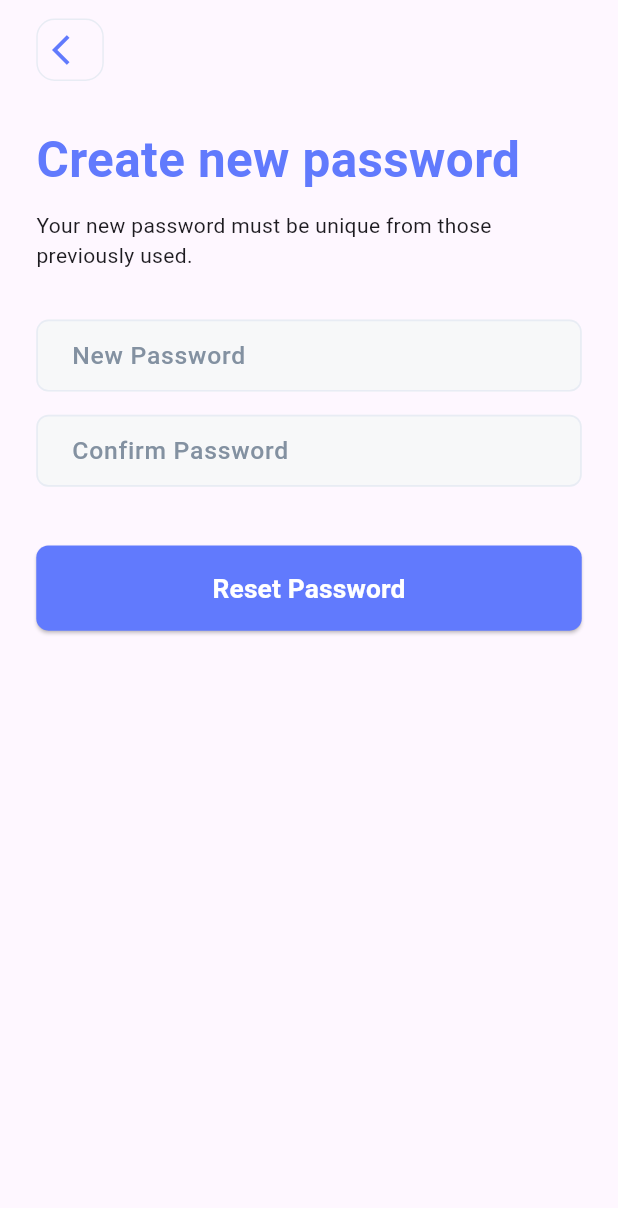
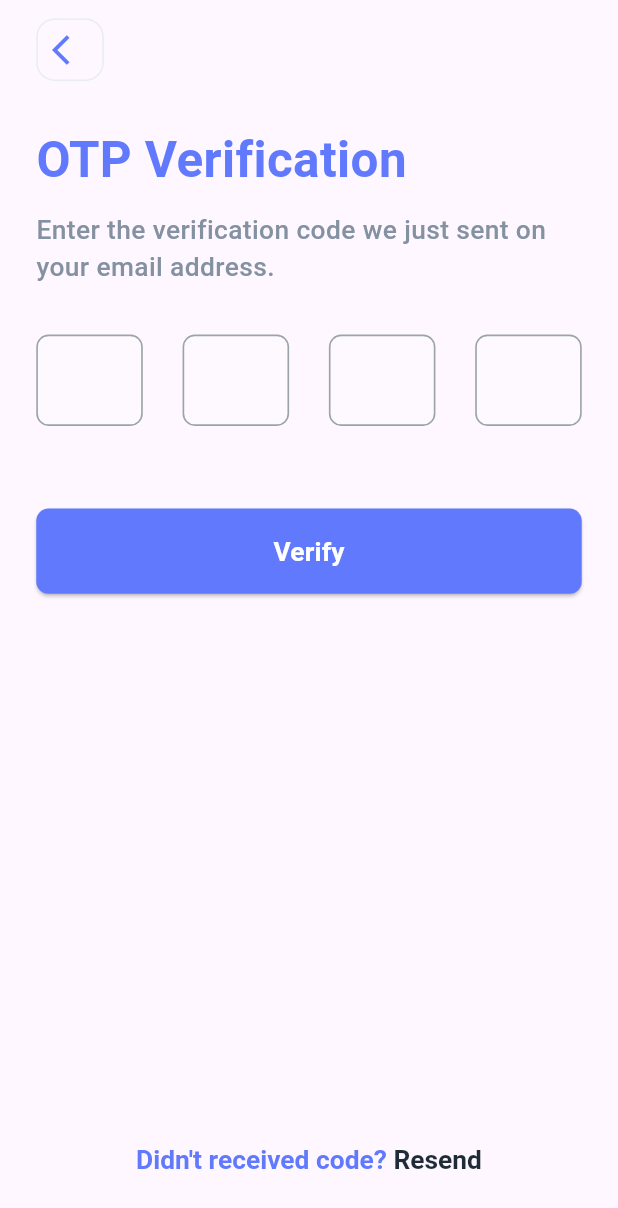
Before and after one commit to RaghadAz/finance-app, a Flutter app: the ForgotPassword screen opened by its route, after a tap on "Send Code", on a phone screen of 412 x 824 dp. Shown: the top 1208 px of the screen. Run offline on Flutter 3.47's test engine with Material 3 defaults, Android fonts, the phone set to English and light mode, and no system bars; drawn by our look-alikes of pin_code_fields; our stand-ins replace flutter_screenutil, flutter_svg, go_router.

Commit message:
Verification screen done.

```diff
--- a/lib/core/routing/app_routes.dart
+++ b/lib/core/routing/app_routes.dart
@@ -5,4 +5,6 @@ class AppRoutes {
   static const String forgotPassword = "/forgotPassword";
   static const String createNewPassword = "/createNewPassword";
   static const String passwordChanged = "/passwordChanged";
+  static const String otpVerification = "/otpVerification";
+  static const String mainScreen = '/mainScreen';
 }
--- a/lib/core/routing/router_generation_config.dart
+++ b/lib/core/routing/router_generation_config.dart
@@ -1,9 +1,11 @@
 import 'package:finance_app/core/routing/app_routes.dart';
-import 'package:finance_app/features/auth/create_new_password.dart';
-import 'package:finance_app/features/auth/forgot_password.dart';
+import 'package:finance_app/features/auth/widgets/create_new_password.dart';
+import 'package:finance_app/features/auth/widgets/forgot_password.dart';
+import 'package:finance_app/features/auth/widgets/password_changed.dart';
+import 'package:finance_app/features/main_screen/main_widgets/main_screen.dart';
+import 'package:finance_app/features/verify_otp/OTP_verification.dart';
 import 'package:finance_app/features/auth/login_screen.dart';
-import 'package:finance_app/features/auth/password_changed.dart';
-import 'package:finance_app/features/auth/register_screen.dart';
+import 'package:finance_app/features/auth/widgets/register_screen.dart';
 import 'package:finance_app/features/on_boarding_screen/on_boarding_screen.dart';
 import 'package:flutter/material.dart';
 import 'package:go_router/go_router.dart';
@@ -46,6 +48,16 @@ class RouterGeneration {
         name: AppRoutes.passwordChanged,
         builder: (context, state) => PasswordChanged(),
       ),
+      GoRoute(
+        path: AppRoutes.otpVerification,
+        name: AppRoutes.otpVerification,
+        builder: (context, state) => OtpVerification(),
+      ),
+      GoRoute(
+        path: AppRoutes.mainScreen,
+        name: AppRoutes.mainScreen,
+        builder: (context, state) => MainScreen(),
+      ),
     ],
   );
 }
--- a/lib/features/auth/login_screen.dart
+++ b/lib/features/auth/login_screen.dart
@@ -3,7 +3,7 @@ import 'package:finance_app/core/styling/app_colors.dart';
 import 'package:finance_app/core/widgets/custom_text_field.dart';
 import 'package:finance_app/core/widgets/primary_button_widget.dart';
 import 'package:finance_app/core/widgets/spacing_widget.dart';
-import 'package:finance_app/features/auth/widgets/back_button_widget.dart';
+import 'package:finance_app/core/widgets/back_button_widget.dart';
 import 'package:finance_app/features/auth/widgets/custom_or_login_widget.dart';
 import 'package:finance_app/features/auth/widgets/social_login_buttons.dart';
 import 'package:flutter/material.dart';
--- a/lib/features/auth/create_new_password.dart
+++ b/lib/features/auth/widgets/create_new_password.dart
@@ -3,7 +3,7 @@ import 'package:finance_app/core/styling/app_styles.dart';
 import 'package:finance_app/core/widgets/custom_text_field.dart';
 import 'package:finance_app/core/widgets/primary_button_widget.dart';
 import 'package:finance_app/core/widgets/spacing_widget.dart';
-import 'package:finance_app/features/auth/widgets/back_button_widget.dart';
+import 'package:finance_app/core/widgets/back_button_widget.dart';
 import 'package:flutter/material.dart';
 import 'package:flutter_screenutil/flutter_screenutil.dart';
 import 'package:go_router/go_router.dart';
@@ -57,6 +57,7 @@ class _CreateNewPasswordState extends State<CreateNewPassword> {
                       if (value.length < 8) {
                         return "Password must be more than 8 character";
                       }
+                      return null;
                     },
                   ),
                   HeightSpace(height: 15.h),
@@ -70,6 +71,7 @@ class _CreateNewPasswordState extends State<CreateNewPassword> {
                       if (value.length < 8) {
                         return "Password must be more than 8 character";
                       }
+                      return "";
                     },
                   ),
                   HeightSpace(height: 38.h),
--- a/lib/features/auth/forgot_password.dart
+++ b/lib/features/auth/widgets/forgot_password.dart
@@ -4,7 +4,7 @@ import 'package:finance_app/core/styling/app_styles.dart';
 import 'package:finance_app/core/widgets/custom_text_field.dart';
 import 'package:finance_app/core/widgets/primary_button_widget.dart';
 import 'package:finance_app/core/widgets/spacing_widget.dart';
-import 'package:finance_app/features/auth/widgets/back_button_widget.dart';
+import 'package:finance_app/core/widgets/back_button_widget.dart';
 import 'package:flutter/material.dart';
 import 'package:flutter_screenutil/flutter_screenutil.dart';
 import 'package:go_router/go_router.dart';
@@ -64,9 +64,7 @@ class _ForgotPasswordState extends State<ForgotPassword> {
                   HeightSpace(height: 38.h),
                   PrimaryButtonWidget(
                     onpressed: () {
-                      GoRouter.of(
-                        context,
-                      ).pushNamed(AppRoutes.createNewPassword);
+                      GoRouter.of(context).pushNamed(AppRoutes.otpVerification);
                     },
                     buttonText: "Send Code",
                   ),
--- a/lib/features/auth/register_screen.dart
+++ b/lib/features/auth/widgets/register_screen.dart
@@ -4,7 +4,7 @@ import 'package:finance_app/core/styling/app_styles.dart';
 import 'package:finance_app/core/widgets/custom_text_field.dart';
 import 'package:finance_app/core/widgets/primary_button_widget.dart';
 import 'package:finance_app/core/widgets/spacing_widget.dart';
-import 'package:finance_app/features/auth/widgets/back_button_widget.dart';
+import 'package:finance_app/core/widgets/back_button_widget.dart';
 import 'package:finance_app/features/auth/widgets/custom_or_login_widget.dart';
 import 'package:finance_app/features/auth/widgets/social_login_buttons.dart';
 import 'package:flutter/material.dart';
--- /dev/null
+++ b/lib/features/verify_otp/OTP_verification.dart
@@ -0,0 +1,107 @@
+import 'package:finance_app/core/routing/app_routes.dart';
+import 'package:finance_app/core/styling/app_colors.dart';
+import 'package:finance_app/core/styling/app_styles.dart';
+import 'package:finance_app/core/widgets/primary_button_widget.dart';
+import 'package:finance_app/core/widgets/spacing_widget.dart';
+import 'package:finance_app/core/widgets/back_button_widget.dart';
+import 'package:flutter/material.dart';
+import 'package:flutter_screenutil/flutter_screenutil.dart';
+import 'package:go_router/go_router.dart';
+import 'package:pin_code_fields/pin_code_fields.dart';
+
+class OtpVerification extends StatefulWidget {
+  const OtpVerification({super.key});
+
+  @override
+  State<OtpVerification> createState() => _OtpVerificationState();
+}
+
+class _OtpVerificationState extends State<OtpVerification> {
+  final formkey = GlobalKey<FormState>();
+  late TextEditingController pinCodeController;
+  @override
+  void initState() {
+    super.initState();
+    pinCodeController = TextEditingController();
+  }
+
+  @override
+  Widget build(BuildContext context) {
+    return SafeArea(
+      child: Scaffold(
+        body: Padding(
+          padding: EdgeInsetsGeometry.symmetric(horizontal: 22.w),
+          child: SingleChildScrollView(
+            child: Column(
+              crossAxisAlignment: CrossAxisAlignment.start,
+              children: [
+                HeightSpace(height: 12.h),
+                BackButtonWidget(),
+                HeightSpace(height: 28.h),
+                Text("OTP Verification", style: AppStyles.primaryHeadLineStyle),
+                HeightSpace(height: 10.h),
+                Text(
+                  "Enter the verification code we just sent on your email address.",
+                  style: AppStyles.subTitlesStyle,
+                ),
+                HeightSpace(height: 32.h),
+                PinCodeTextField(
+                  appContext: context,
+                  length: 4,
+                  controller: pinCodeController,
+                  enableActiveFill: true,
+                  keyboardType: TextInputType.number,
+                  textStyle: AppStyles.primaryHeadLineStyle.copyWith(
+                    fontSize: 22.sp,
+                  ),
+                  pinTheme: PinTheme(
+                    fieldHeight: 60.h,
+                    fieldWidth: 70.h,
+                    shape: PinCodeFieldShape.box,
+                    borderRadius: BorderRadius.circular(8.r),
+                    selectedColor: AppColors.primaryColor,
+                    selectedFillColor: AppColors.whiteColor,
+                    activeColor: AppColors.blackColor,
+                    activeFillColor: AppColors.whiteColor,
+                    inactiveColor: AppColors.greyColor,
+                    inactiveFillColor: Colors.white12,
+                    borderWidth: 1.w,
+                  ),
+                  onChanged: (value) {
+                    print("PIN value: $value");
+                  },
+                  onCompleted: (value) {
+                    print("I finished");
+                  },
+                ),
+                HeightSpace(height: 38.h),
+                PrimaryButtonWidget(
+                  buttonText: "Verify",
+                  onpressed: () {
+                    GoRouter.of(context).pushNamed(AppRoutes.createNewPassword);
+                  },
+                ),
+                HeightSpace(height: 357.h),
+                Center(
+                  child: InkWell(
+                    child: RichText(
+                      text: TextSpan(
+                        text: "Didn't received code? ",
+                        style: AppStyles.balck16.copyWith(
+                          color: AppColors.primaryColor,
+                        ),
+                        children: [
+                          TextSpan(text: "Resend", style: AppStyles.balck16),
+                        ],
+                      ),
+                    ),
+                  ),
+                ),
+              ],
+            ),
+          ),
+        ),
+      ),
+    );
+  }
+}
--- a/pubspec.yaml
+++ b/pubspec.yaml
@@ -9,6 +9,8 @@ environment:
 dependencies:
   go_router: ^16.2.1
   flutter_svg: ^2.2.1
+  pin_code_fields: ^8.0.1
+
 
   flutter:
     sdk: flutter
```
Also changed, not shown: lib/core/widgets/back_button_widget.dart (renamed from lib/features/auth/widgets/back_button_widget.dart), lib/features/auth/widgets/password_changed.dart (renamed from lib/features/auth/password_changed.dart), pubspec.lock.
